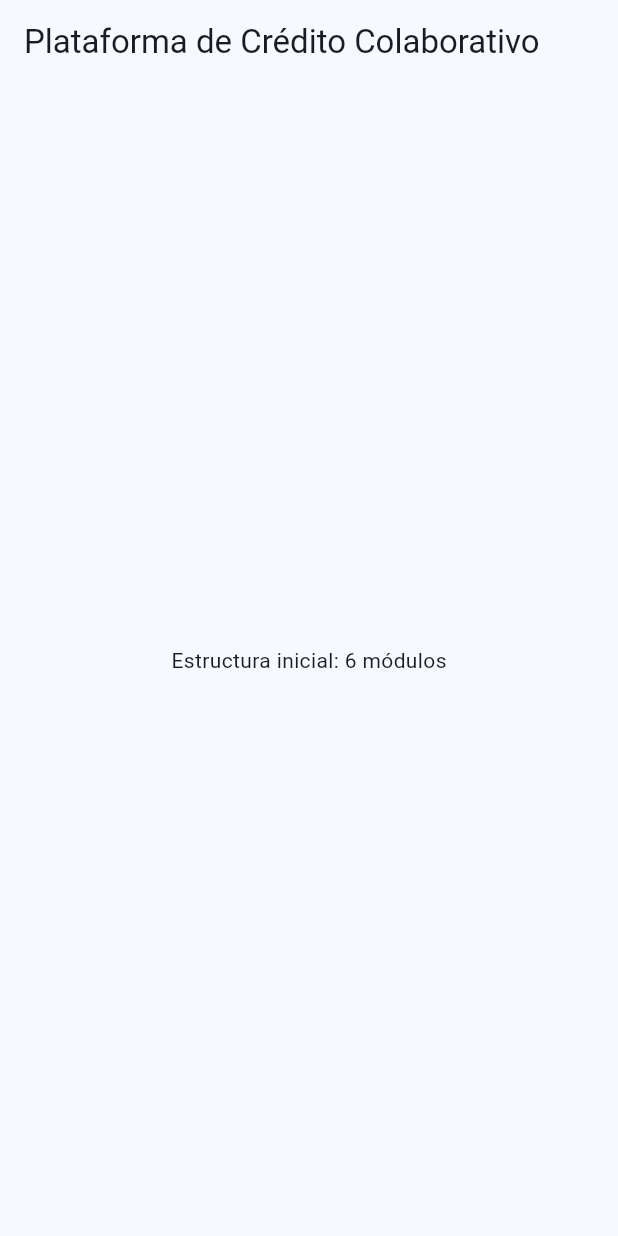
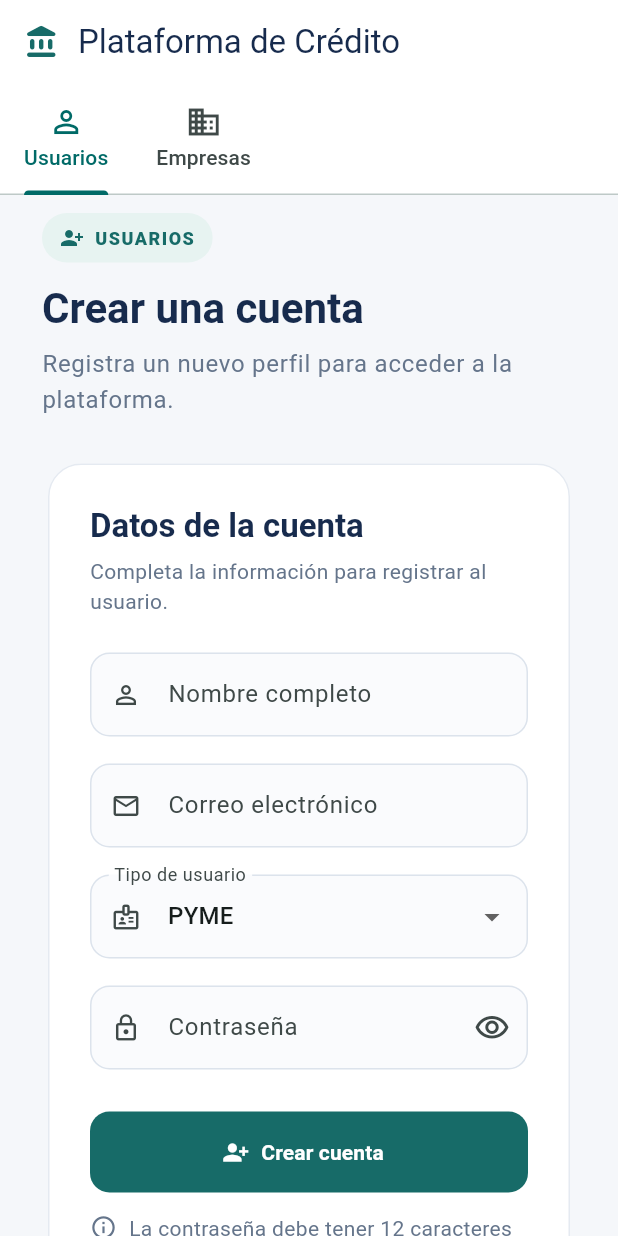
Before and after one commit to Manuel-Coto/Plataforma_de_credito, a Flutter app: the screen it shows after launch, on a phone screen of 412 x 824 dp. Run offline on Flutter 3.47's test engine with Material 3 defaults, Android fonts, the phone set to English and light mode, and no system bars.

Commit message:
Agregar formularios de usuarios y empresas

```diff
--- a/Frontend/plataforma_credito/lib/main.dart
+++ b/Frontend/plataforma_credito/lib/main.dart
@@ -1,4 +1,7 @@
 import 'package:flutter/material.dart';
+
+import 'modules/empresas/screens/empresa_form_screen.dart';
+import 'modules/usuarios/screens/registro_usuario_screen.dart';
 
 void main() => runApp(const PlataformaCreditoApp());
 
@@ -9,10 +12,62 @@ class PlataformaCreditoApp extends StatelessWidget {
   Widget build(BuildContext context) {
     return MaterialApp(
       title: 'Plataforma de Crédito Colaborativo',
-      theme: ThemeData(useMaterial3: true, colorSchemeSeed: Colors.blue),
-      home: Scaffold(
-        appBar: AppBar(title: const Text('Plataforma de Crédito Colaborativo')),
-        body: const Center(child: Text('Estructura inicial: 6 módulos')),
+      debugShowCheckedModeBanner: false,
+      theme: ThemeData(
+        useMaterial3: true,
+        colorScheme: ColorScheme.fromSeed(seedColor: const Color(0xFF176B68)),
+        scaffoldBackgroundColor: const Color(0xFFF5F7FA),
+        appBarTheme: const AppBarTheme(
+          backgroundColor: Colors.white,
+          foregroundColor: Color(0xFF172B4D),
+          surfaceTintColor: Colors.transparent,
+        ),
+      ),
+      home: DefaultTabController(
+        length: 2,
+        child: Builder(
+          builder: (context) => Scaffold(
+            appBar: AppBar(
+              title: const Row(
+                children: [
+                  Icon(Icons.account_balance_rounded, color: Color(0xFF176B68)),
+                  SizedBox(width: 12),
+                  Text('Plataforma de Crédito'),
+                ],
+              ),
+              bottom: const TabBar(
+                isScrollable: true,
+                tabAlignment: TabAlignment.start,
+                tabs: [
+                  Tab(icon: Icon(Icons.person_outline), text: 'Usuarios'),
+                  Tab(icon: Icon(Icons.business_outlined), text: 'Empresas'),
+                ],
+              ),
+            ),
+            body: TabBarView(
+              children: [
+                RegistroUsuarioScreen(
+                  onGuardar: (_) => ScaffoldMessenger.of(context).showSnackBar(
+                    const SnackBar(
+                      content: Text(
+                        'Formulario validado. Falta conectar el envío al backend.',
+                      ),
+                    ),
+                  ),
+                ),
+                EmpresaFormScreen(
+                  onGuardar: (_) => ScaffoldMessenger.of(context).showSnackBar(
+                    const SnackBar(
+                      content: Text(
+                        'Formulario validado. Falta conectar el envío al backend.',
+                      ),
+                    ),
+                  ),
+                ),
+              ],
+            ),
+          ),
+        ),
       ),
     );
   }
--- /dev/null
+++ b/Frontend/plataforma_credito/lib/modules/usuarios/screens/registro_usuario_screen.dart
@@ -0,0 +1,348 @@
+import 'package:flutter/material.dart';
+
+class RegistroUsuarioScreen extends StatefulWidget {
+  const RegistroUsuarioScreen({super.key, this.onGuardar});
+
+  final ValueChanged<Map<String, String>>? onGuardar;
+
+  @override
+  State<RegistroUsuarioScreen> createState() => _RegistroUsuarioScreenState();
+}
+
+class _RegistroUsuarioScreenState extends State<RegistroUsuarioScreen> {
+  final _formKey = GlobalKey<FormState>();
+  final _nombre = TextEditingController();
+  final _correo = TextEditingController();
+  final _password = TextEditingController();
+  String _rol = 'pyme';
+  bool _mostrarPassword = false;
+
+  @override
+  void dispose() {
+    _nombre.dispose();
+    _correo.dispose();
+    _password.dispose();
+    super.dispose();
+  }
+
+  void _guardar() {
+    if (!_formKey.currentState!.validate()) return;
+    widget.onGuardar?.call({
+      'nombre': _nombre.text.trim(),
+      'correo': _correo.text.trim(),
+      'password': _password.text,
+      'rol': _rol,
+    });
+  }
+
+  @override
+  Widget build(BuildContext context) {
+    return SingleChildScrollView(
+      padding: const EdgeInsets.fromLTRB(28, 12, 28, 32),
+      child: Center(
+        child: ConstrainedBox(
+          constraints: const BoxConstraints(maxWidth: 900),
+          child: Column(
+            crossAxisAlignment: CrossAxisAlignment.start,
+            children: [
+              const _SectionEyebrow(
+                icon: Icons.person_add_alt_1,
+                label: 'USUARIOS',
+              ),
+              const SizedBox(height: 12),
+              Text(
+                'Crear una cuenta',
+                style: Theme.of(context).textTheme.headlineMedium?.copyWith(
+                  fontWeight: FontWeight.w700,
+                  color: const Color(0xFF172B4D),
+                ),
+              ),
+              const SizedBox(height: 8),
+              Text(
+                'Registra un nuevo perfil para acceder a la plataforma.',
+                style: Theme.of(context).textTheme.bodyLarge
+                    ?.copyWith(color: const Color(0xFF65758B)),
+              ),
+              const SizedBox(height: 26),
+              Card(
+                elevation: 0,
+                color: Colors.white,
+                shape: RoundedRectangleBorder(
+                  borderRadius: BorderRadius.circular(22),
+                  side: const BorderSide(color: Color(0xFFE5EAF1)),
+                ),
+                child: Padding(
+                  padding: const EdgeInsets.all(28),
+                  child: Form(
+                    key: _formKey,
+                    child: Column(
+                      crossAxisAlignment: CrossAxisAlignment.start,
+                      children: [
+                        Text(
+                          'Datos de la cuenta',
+                          style: Theme.of(context).textTheme.titleLarge
+                              ?.copyWith(
+                                fontWeight: FontWeight.w700,
+                                color: const Color(0xFF172B4D),
+                              ),
+                        ),
+                        const SizedBox(height: 6),
+                        const Text(
+                          'Completa la información para registrar al usuario.',
+                          style: TextStyle(color: Color(0xFF65758B)),
+                        ),
+                        const SizedBox(height: 24),
+                        LayoutBuilder(
+                          builder: (context, constraints) {
+                            final twoColumns = constraints.maxWidth >= 620;
+                            final nameField = _field(
+                              controller: _nombre,
+                              label: 'Nombre completo',
+                              hint: 'Ej. María López',
+                              icon: Icons.person_outline,
+                              validator: (value) {
+                                final name = value?.trim() ?? '';
+                                if (name.isEmpty)
+                                  return 'Escribe el nombre completo';
+                                if (name.length > 250)
+                                  return 'Máximo 250 caracteres';
+                                return null;
+                              },
+                            );
+                            final emailField = _field(
+                              controller: _correo,
+                              label: 'Correo electrónico',
+                              hint: 'nombre@empresa.com',
+                              icon: Icons.mail_outline,
+                              keyboardType: TextInputType.emailAddress,
+                              validator: (value) {
+                                final email = value?.trim() ?? '';
+                                if (email.isEmpty)
+                                  return 'Escribe el correo electrónico';
+                                if (!RegExp(r'^[^\s@]+@[^\s@]+\.[^\s@]+$')
+                                    .hasMatch(email))
+                                  return 'Escribe un correo válido';
+                                return null;
+                              },
+                            );
+                            if (!twoColumns) {
+                              return Column(
+                                children: [
+                                  nameField,
+                                  const SizedBox(height: 18),
+                                  emailField,
+                                ],
+                              );
+                            }
+                            return Row(
+                              crossAxisAlignment: CrossAxisAlignment.start,
+                              children: [
+                                Expanded(child: nameField),
+                                const SizedBox(width: 18),
+                                Expanded(child: emailField),
+                              ],
+                            );
+                          },
+                        ),
+                        const SizedBox(height: 18),
+                        LayoutBuilder(
+                          builder: (context, constraints) {
+                            final twoColumns = constraints.maxWidth >= 620;
+                            final roleField = DropdownButtonFormField<String>(
+                              initialValue: _rol,
+                              decoration: _decoration(
+                                'Tipo de usuario',
+                                Icons.badge_outlined,
+                              ),
+                              items: const [
+                                DropdownMenuItem(
+                                  value: 'pyme',
+                                  child: Text('PYME'),
+                                ),
+                                DropdownMenuItem(
+                                  value: 'inversionista',
+                                  child: Text('Inversionista'),
+                                ),
+                              ],
+                              onChanged: (value) =>
+                                  setState(() => _rol = value ?? 'pyme'),
+                            );
+                            final passwordField = _field(
+                              controller: _password,
+                              label: 'Contraseña',
+                              hint: 'Crea una contraseña segura',
+                              icon: Icons.lock_outline,
+                              obscureText: !_mostrarPassword,
+                              suffixIcon: IconButton(
+                                tooltip: _mostrarPassword
+                                    ? 'Ocultar contraseña'
+                                    : 'Mostrar contraseña',
+                                onPressed: () => setState(
+                                  () => _mostrarPassword = !_mostrarPassword,
+                                ),
+                                icon: Icon(
+                                  _mostrarPassword
+                                      ? Icons.visibility_off_outlined
+                                      : Icons.visibility_outlined,
+                                ),
+                              ),
+                              validator: (value) {
+                                final password = value ?? '';
+                                if (password.length < 12)
+                                  return 'Usa al menos 12 caracteres';
+                                final categories = [
+                                  RegExp(r'[a-z]').hasMatch(password),
+                                  RegExp(r'[A-Z]').hasMatch(password),
+                                  RegExp(r'[0-9]').hasMatch(password),
+                                  RegExp(r'[^A-Za-z0-9\s]').hasMatch(password),
+                                ].where((item) => item).length;
+                                if (categories < 3)
+                                  return 'Combina 3 tipos: mayúsculas, minúsculas, números o símbolos';
+                                return null;
+                              },
+                            );
+                            if (!twoColumns)
+                              return Column(
+                                children: [
+                                  roleField,
+                                  const SizedBox(height: 18),
+                                  passwordField,
+                                ],
+                              );
+                            return Row(
+                              crossAxisAlignment: CrossAxisAlignment.start,
+                              children: [
+                                Expanded(child: roleField),
+                                const SizedBox(width: 18),
+                                Expanded(child: passwordField),
+                              ],
+                            );
+                          },
+                        ),
+                        const SizedBox(height: 28),
+                        SizedBox(
+                          width: double.infinity,
+                          height: 54,
+                          child: FilledButton.icon(
+                            onPressed: _guardar,
+                            icon: const Icon(Icons.person_add_alt_1),
+                            label: const Text(
+                              'Crear cuenta',
+                              style: TextStyle(fontWeight: FontWeight.w700),
+                            ),
+                            style: FilledButton.styleFrom(
+                              backgroundColor: const Color(0xFF176B68),
+                              shape: RoundedRectangleBorder(
+                                borderRadius: BorderRadius.circular(13),
+                              ),
+                            ),
+                          ),
+                        ),
+                        const SizedBox(height: 14),
+                        const Row(
+                          crossAxisAlignment: CrossAxisAlignment.start,
+                          children: [
+                            Icon(
+                              Icons.info_outline,
+                              size: 18,
+                              color: Color(0xFF65758B),
+                            ),
+                            SizedBox(width: 8),
+                            Expanded(
+                              child: Text(
+                                'La contraseña debe tener 12 caracteres o más y combinar al menos tres tipos de caracteres.',
+                                style: TextStyle(
+                                  color: Color(0xFF65758B),
+                                  height: 1.4,
+                                ),
+                              ),
+                            ),
+                          ],
+                        ),
+                      ],
+                    ),
+                  ),
+                ),
+              ),
+            ],
+          ),
+        ),
+      ),
+    );
+  }
+}
+
+class _SectionEyebrow extends StatelessWidget {
+  const _SectionEyebrow({required this.icon, required this.label});
+  final IconData icon;
+  final String label;
+
+  @override
+  Widget build(BuildContext context) => Container(
+    padding: const EdgeInsets.symmetric(horizontal: 12, vertical: 8),
+    decoration: BoxDecoration(
+      color: const Color(0xFFE7F3F1),
+      borderRadius: BorderRadius.circular(30),
+    ),
+    child: Row(
+      mainAxisSize: MainAxisSize.min,
+      children: [
+        Icon(icon, size: 16, color: const Color(0xFF176B68)),
+        const SizedBox(width: 7),
+        Text(
+          label,
+          style: const TextStyle(
+            color: Color(0xFF176B68),
+            fontSize: 12,
+            fontWeight: FontWeight.w800,
+            letterSpacing: 1,
+          ),
+        ),
+      ],
+    ),
+  );
+}
+
+Widget _field({
+  required TextEditingController controller,
+  required String label,
+  required String hint,
+  required IconData icon,
+  required String? Function(String?) validator,
+  TextInputType? keyboardType,
+  bool obscureText = false,
+  Widget? suffixIcon,
+}) => TextFormField(
+  controller: controller,
+  keyboardType: keyboardType,
+  obscureText: obscureText,
+  validator: validator,
+  decoration: _decoration(label, icon, hint: hint, suffixIcon: suffixIcon),
+);
+
+InputDecoration _decoration(
+  String label,
+  IconData icon, {
+  String? hint,
+  Widget? suffixIcon,
+}) => InputDecoration(
+  labelText: label,
+  hintText: hint,
+  prefixIcon: Icon(icon, size: 20),
+  suffixIcon: suffixIcon,
+  filled: true,
+  fillColor: const Color(0xFFFAFBFD),
+  border: OutlineInputBorder(
+    borderRadius: BorderRadius.circular(13),
+    borderSide: const BorderSide(color: Color(0xFFDCE3EC)),
+  ),
+  enabledBorder: OutlineInputBorder(
+    borderRadius: BorderRadius.circular(13),
+    borderSide: const BorderSide(color: Color(0xFFDCE3EC)),
+  ),
+  focusedBorder: OutlineInputBorder(
+    borderRadius: BorderRadius.circular(13),
+    borderSide: const BorderSide(color: Color(0xFF176B68), width: 1.6),
+  ),
+  errorMaxLines: 2,
+);
```
Also changed, not shown: Frontend/plataforma_credito/lib/modules/empresas/screens/empresa_form_screen.dart (added, +318 -0 lines).
